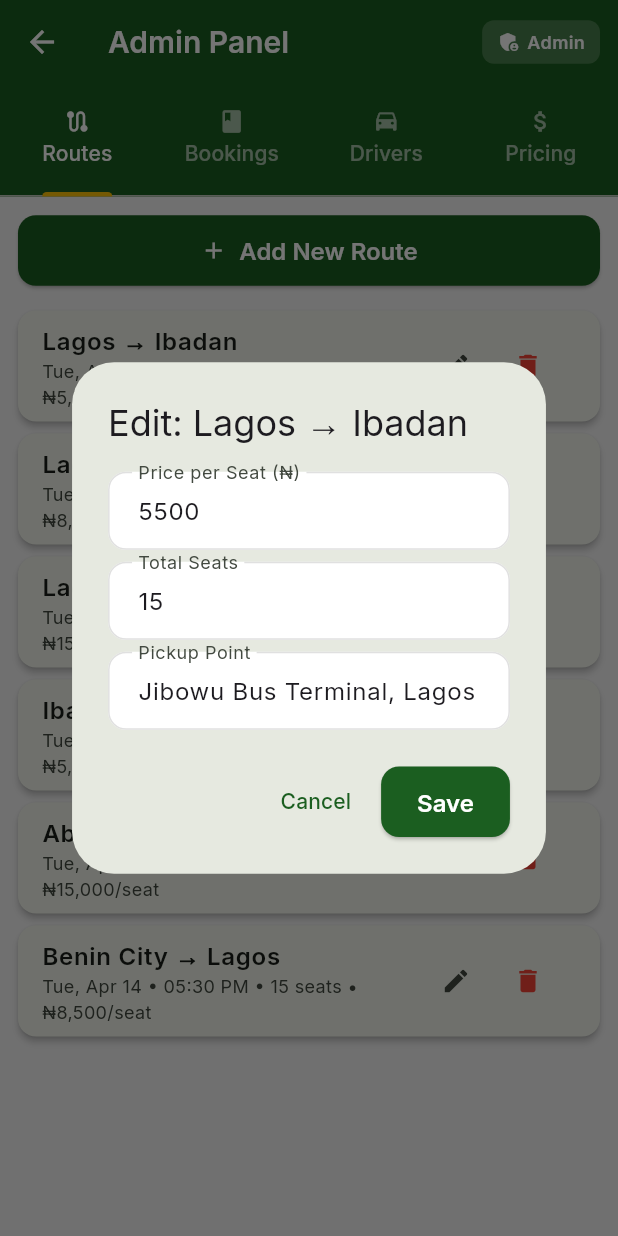
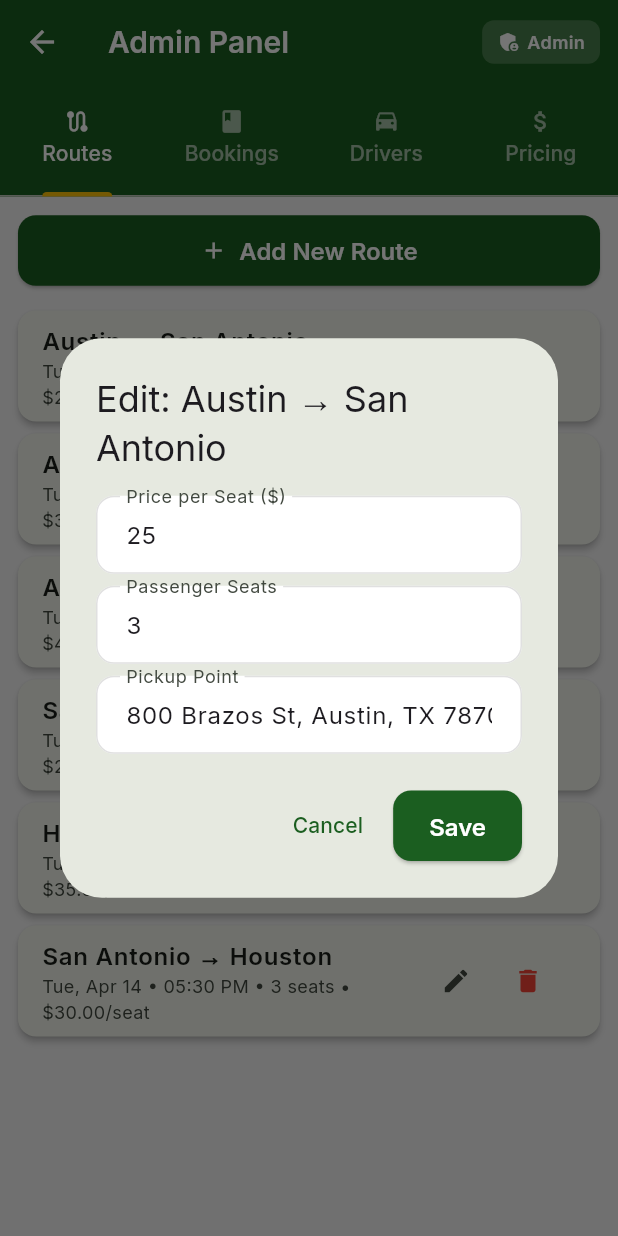
Before and after one commit to boladejr/ride_share, a Flutter app: the AdminPanelPage screen opened directly, after a tap on the "edit" icon, on a phone screen of 412 x 824 dp. Run offline on Flutter 3.47's test engine with Material 3 defaults, Android fonts, the phone set to English and light mode, and no system bars; our stand-ins replace google_fonts.

Commit message:
refactor: pivot to Texas car-sharing model with USD pricing
- Replace Nigerian cities with Texas cities (Austin, San Antonio, Houston, Dallas, Waco, El Paso)
- Change vehicle from bus (15-20 seats) to car (3 passenger seats + 1 driver)
- Update all currency from Nigerian Naira (₦) to USD ($)
- Update mock drivers with Texas-appropriate names and US phone numbers
- Update seat selection grid from 5-column bus layout to 3-seat car layout
- Replace all bus icons with car icons throughout the app
- Update landing page hero text to 'Share rides across Texas'
- Update admin panel defaults for car model (3 seats default)

Co-Authored-By: bolade.olawale1 <bolade.olawale@stu.cu.edu.ng>

```diff
--- a/lib/pages/admin_panel_page.dart
+++ b/lib/pages/admin_panel_page.dart
@@ -118,7 +118,7 @@ class _AdminPanelPageState extends State<AdminPanelPage>
                   subtitle: Text(
                     '${DateFormat('EEE, MMM d • hh:mm a').format(route.departureTime)} • '
                     '${route.totalSeats} seats • '
-                    '₦${NumberFormat('#,##0').format(route.pricePerSeat)}/seat',
+                    '\$${NumberFormat('#,##0.00').format(route.pricePerSeat)}/seat',
                     style: const TextStyle(fontSize: 12),
                   ),
                   trailing: Row(
@@ -147,7 +147,7 @@ class _AdminPanelPageState extends State<AdminPanelPage>
     final originCtrl = TextEditingController();
     final destCtrl = TextEditingController();
     final priceCtrl = TextEditingController();
-    final seatsCtrl = TextEditingController(text: '15');
+    final seatsCtrl = TextEditingController(text: '3');
     final pickupCtrl = TextEditingController();
     TimeOfDay selectedTime = TimeOfDay.now();
 
@@ -193,13 +193,13 @@ class _AdminPanelPageState extends State<AdminPanelPage>
                 ),
                 TextField(
                   controller: priceCtrl,
-                  decoration: const InputDecoration(labelText: 'Price per Seat (₦)'),
+                  decoration: const InputDecoration(labelText: 'Price per Seat (\$)'),
                   keyboardType: TextInputType.number,
                 ),
                 const SizedBox(height: 8),
                 TextField(
                   controller: seatsCtrl,
-                  decoration: const InputDecoration(labelText: 'Total Seats'),
+                  decoration: const InputDecoration(labelText: 'Passenger Seats'),
                   keyboardType: TextInputType.number,
                 ),
                 const SizedBox(height: 8),
@@ -230,7 +230,7 @@ class _AdminPanelPageState extends State<AdminPanelPage>
                   selectedTime.hour,
                   selectedTime.minute,
                 );
-                final seats = int.tryParse(seatsCtrl.text) ?? 15;
+                final seats = int.tryParse(seatsCtrl.text) ?? 3;
                 _dataService.addRoute(RouteModel(
                   id: _dataService.generateRouteId(),
                   origin: originCtrl.text,
@@ -241,7 +241,7 @@ class _AdminPanelPageState extends State<AdminPanelPage>
                   availableSeats: seats,
                   pricePerSeat: double.tryParse(priceCtrl.text) ?? 0,
                   pickupPoint: pickupCtrl.text.isEmpty
-                      ? '${originCtrl.text} Bus Terminal'
+                      ? '${originCtrl.text} Pickup Point'
                       : pickupCtrl.text,
                 ));
                 setState(() {});
@@ -272,13 +272,13 @@ class _AdminPanelPageState extends State<AdminPanelPage>
             children: [
               TextField(
                 controller: priceCtrl,
-                decoration: const InputDecoration(labelText: 'Price per Seat (₦)'),
+                decoration: const InputDecoration(labelText: 'Price per Seat (\$)'),
                 keyboardType: TextInputType.number,
               ),
               const SizedBox(height: 8),
               TextField(
                 controller: seatsCtrl,
-                decoration: const InputDecoration(labelText: 'Total Seats'),
+                decoration: const InputDecoration(labelText: 'Passenger Seats'),
                 keyboardType: TextInputType.number,
               ),
               const SizedBox(height: 8),
@@ -380,7 +380,7 @@ class _AdminPanelPageState extends State<AdminPanelPage>
                       ),
                       _bookingDetail(
                         'Amount',
-                        '₦${NumberFormat('#,##0').format(booking.totalPrice)}',
+                        '\$${NumberFormat('#,##0.00').format(booking.totalPrice)}',
                       ),
                       if (booking.paymentStatus == PaymentStatus.paid) ...[
                         const SizedBox(height: 8),
@@ -522,7 +522,7 @@ class _AdminPanelPageState extends State<AdminPanelPage>
                       crossAxisAlignment: CrossAxisAlignment.end,
                       children: [
                         Text(
-                          '₦${NumberFormat('#,##0').format(driver.totalPayout)}',
+                          '\$${NumberFormat('#,##0.00').format(driver.totalPayout)}',
                           style: GoogleFonts.inter(
                             fontWeight: FontWeight.w700,
                             color: AppTheme.primaryColor,
@@ -645,7 +645,7 @@ class _AdminPanelPageState extends State<AdminPanelPage>
               style: GoogleFonts.inter(fontWeight: FontWeight.w600),
             ),
             subtitle: Text(
-              'Current: ₦${NumberFormat('#,##0').format(route.pricePerSeat)}/seat',
+              'Current: \$${NumberFormat('#,##0.00').format(route.pricePerSeat)}/seat',
               style: const TextStyle(fontSize: 13),
             ),
             trailing: ElevatedButton(
@@ -660,8 +660,8 @@ class _AdminPanelPageState extends State<AdminPanelPage>
                     content: TextField(
                       controller: priceCtrl,
                       decoration: const InputDecoration(
-                        labelText: 'Price per Seat (₦)',
-                        prefixText: '₦ ',
+                        labelText: 'Price per Seat (\$)',
+                        prefixText: '\$ ',
                       ),
                       keyboardType: TextInputType.number,
                       autofocus: true,
@@ -683,7 +683,7 @@ class _AdminPanelPageState extends State<AdminPanelPage>
                             ScaffoldMessenger.of(context).showSnackBar(
                               SnackBar(
                                 content: Text(
-                                  'Price updated to ₦${NumberFormat('#,##0').format(newPrice)}',
+                                  'Price updated to \$${NumberFormat('#,##0.00').format(newPrice)}',
                                 ),
                                 backgroundColor: AppTheme.successColor,
                               ),
--- a/lib/pages/checkout_page.dart
+++ b/lib/pages/checkout_page.dart
@@ -131,7 +131,7 @@ class _CheckoutPageState extends State<CheckoutPage> {
                   ),
                   _summaryRow(
                     'Price per seat',
-                    '₦${NumberFormat('#,##0').format(widget.route.pricePerSeat)}',
+                    '\$${NumberFormat('#,##0.00').format(widget.route.pricePerSeat)}',
                   ),
                   const Divider(height: 24),
                   Row(
@@ -145,7 +145,7 @@ class _CheckoutPageState extends State<CheckoutPage> {
                         ),
                       ),
                       Text(
-                        '₦${NumberFormat('#,##0').format(_totalPrice)}',
+                        '\$${NumberFormat('#,##0.00').format(_totalPrice)}',
                         style: GoogleFonts.inter(
                           fontSize: 22,
                           fontWeight: FontWeight.w800,
@@ -306,7 +306,7 @@ class _CheckoutPageState extends State<CheckoutPage> {
                         ],
                       )
                     : Text(
-                        'Confirm & Pay ₦${NumberFormat('#,##0').format(_totalPrice)}',
+                        'Confirm & Pay \$${NumberFormat('#,##0.00').format(_totalPrice)}',
                       ),
               ),
             ),
--- a/lib/pages/landing_page.dart
+++ b/lib/pages/landing_page.dart
@@ -86,7 +86,7 @@ class _LandingPageState extends State<LandingPage> {
                     children: [
                       Row(
                         children: [
-                          const Icon(Icons.directions_bus, color: Colors.white, size: 36),
+                          const Icon(Icons.directions_car, color: Colors.white, size: 36),
                           const SizedBox(width: 12),
                           Text(
                             'RideShare',
@@ -118,7 +118,7 @@ class _LandingPageState extends State<LandingPage> {
                       ),
                       const SizedBox(height: 32),
                       Text(
-                        'Travel between\ncities with ease',
+                        'Share rides\nacross Texas',
                         style: GoogleFonts.inter(
                           fontSize: 36,
                           fontWeight: FontWeight.w800,
@@ -128,7 +128,7 @@ class _LandingPageState extends State<LandingPage> {
                       ),
                       const SizedBox(height: 12),
                       Text(
-                        'Book your seat in minutes. Fixed routes,\nguaranteed departures, affordable prices.',
+                        'Book a seat in minutes. Fixed routes,\nguaranteed departures, affordable prices.',
                         style: GoogleFonts.inter(
                           fontSize: 16,
                           color: Colors.white70,
--- a/lib/pages/route_search_page.dart
+++ b/lib/pages/route_search_page.dart
@@ -207,7 +207,7 @@ class _RouteCard extends StatelessWidget {
                         ),
                         const SizedBox(width: 4),
                         Text(
-                          '${route.availableSeats} seats left',
+                          '${route.availableSeats} seat${route.availableSeats != 1 ? 's' : ''} left',
                           style: TextStyle(
                             fontSize: 13,
                             fontWeight: FontWeight.w600,
@@ -222,7 +222,7 @@ class _RouteCard extends StatelessWidget {
                   const Spacer(),
                   // Price
                   Text(
-                    '₦${NumberFormat('#,##0').format(route.pricePerSeat)}',
+                    '\$${NumberFormat('#,##0.00').format(route.pricePerSeat)}',
                     style: GoogleFonts.inter(
                       fontSize: 20,
                       fontWeight: FontWeight.w800,
--- a/lib/pages/trip_confirmation_page.dart
+++ b/lib/pages/trip_confirmation_page.dart
@@ -67,7 +67,7 @@ class _TripConfirmationPageState extends State<TripConfirmationPage> {
       case TripStatus.notStarted:
         return Icons.schedule;
       case TripStatus.inProgress:
-        return Icons.directions_bus;
+        return Icons.directions_car;
       case TripStatus.completed:
         return Icons.check_circle;
     }
@@ -211,7 +211,7 @@ class _TripConfirmationPageState extends State<TripConfirmationPage> {
                   _detailRow(
                     Icons.payments,
                     'Total Paid',
-                    '₦${NumberFormat('#,##0').format(booking.totalPrice)}',
+                    '\$${NumberFormat('#,##0.00').format(booking.totalPrice)}',
                   ),
                 ],
               ),
@@ -356,7 +356,7 @@ class _TripConfirmationPageState extends State<TripConfirmationPage> {
                                 ],
                               ),
                               child: const Icon(
-                                Icons.directions_bus,
+                                Icons.directions_car,
                                 color: Colors.white,
                                 size: 16,
                               ),
--- a/lib/services/mock_data_service.dart
+++ b/lib/services/mock_data_service.dart
@@ -14,74 +14,74 @@ class MockDataService {
   final List<RouteModel> _routes = [
     RouteModel(
       id: 'route_1',
-      origin: 'Lagos',
-      destination: 'Ibadan',
+      origin: 'Austin',
+      destination: 'San Antonio',
       departureTime: DateTime.now().add(const Duration(hours: 3)),
-      duration: const Duration(hours: 2, minutes: 30),
-      totalSeats: 15,
-      availableSeats: 8,
-      pricePerSeat: 5500.0,
-      pickupPoint: 'Jibowu Bus Terminal, Lagos',
+      duration: const Duration(hours: 1, minutes: 20),
+      totalSeats: 3,
+      availableSeats: 2,
+      pricePerSeat: 25.0,
+      pickupPoint: '800 Brazos St, Austin, TX 78701',
       assignedDriverId: 'driver_1',
     ),
     RouteModel(
       id: 'route_2',
-      origin: 'Lagos',
-      destination: 'Benin City',
+      origin: 'Austin',
+      destination: 'Houston',
       departureTime: DateTime.now().add(const Duration(hours: 5)),
-      duration: const Duration(hours: 4, minutes: 15),
-      totalSeats: 15,
-      availableSeats: 12,
-      pricePerSeat: 8500.0,
-      pickupPoint: 'Ojota Motor Park, Lagos',
+      duration: const Duration(hours: 2, minutes: 45),
+      totalSeats: 3,
+      availableSeats: 3,
+      pricePerSeat: 35.0,
+      pickupPoint: '600 Congress Ave, Austin, TX 78701',
       assignedDriverId: 'driver_2',
     ),
     RouteModel(
       id: 'route_3',
-      origin: 'Lagos',
-      destination: 'Abuja',
+      origin: 'Austin',
+      destination: 'Dallas',
       departureTime: DateTime.now().add(const Duration(hours: 6)),
-      duration: const Duration(hours: 8),
-      totalSeats: 20,
-      availableSeats: 15,
-      pricePerSeat: 15000.0,
-      pickupPoint: 'Berger Bus Stop, Lagos',
+      duration: const Duration(hours: 3, minutes: 15),
+      totalSeats: 3,
+      availableSeats: 1,
+      pricePerSeat: 40.0,
+      pickupPoint: '1100 S Congress Ave, Austin, TX 78704',
       assignedDriverId: null,
     ),
     RouteModel(
       id: 'route_4',
-      origin: 'Ibadan',
-      destination: 'Lagos',
+      origin: 'San Antonio',
+      destination: 'Austin',
       departureTime: DateTime.now().add(const Duration(hours: 4)),
-      duration: const Duration(hours: 2, minutes: 30),
-      totalSeats: 15,
-      availableSeats: 5,
-      pricePerSeat: 5500.0,
-      pickupPoint: 'Iwo Road Terminal, Ibadan',
+      duration: const Duration(hours: 1, minutes: 20),
+      totalSeats: 3,
+      availableSeats: 1,
+      pricePerSeat: 25.0,
+      pickupPoint: '300 Alamo Plaza, San Antonio, TX 78205',
       assignedDriverId: 'driver_1',
     ),
     RouteModel(
       id: 'route_5',
-      origin: 'Abuja',
-      destination: 'Lagos',
+      origin: 'Houston',
+      destination: 'Austin',
       departureTime: DateTime.now().add(const Duration(hours: 8)),
-      duration: const Duration(hours: 8),
-      totalSeats: 20,
-      availableSeats: 18,
-      pricePerSeat: 15000.0,
-      pickupPoint: 'Utako Bus Station, Abuja',
+      duration: const Duration(hours: 2, minutes: 45),
+      totalSeats: 3,
+      availableSeats: 3,
+      pricePerSeat: 35.0,
+      pickupPoint: '1001 Avenida de las Americas, Houston, TX 77010',
       assignedDriverId: 'driver_3',
     ),
     RouteModel(
       id: 'route_6',
-      origin: 'Benin City',
-      destination: 'Lagos',
+      origin: 'San Antonio',
+      destination: 'Houston',
       departureTime: DateTime.now().add(const Duration(hours: 7)),
-      duration: const Duration(hours: 4, minutes: 15),
-      totalSeats: 15,
-      availableSeats: 10,
-      pricePerSeat: 8500.0,
-      pickupPoint: 'Uselu Motor Park, Benin City',
+      duration: const Duration(hours: 3),
+      totalSeats: 3,
+      availableSeats: 2,
+      pricePerSeat: 30.0,
+      pickupPoint: '100 E Houston St, San Antonio, TX 78205',
       assignedDriverId: null,
     ),
   ];
@@ -92,28 +92,28 @@ class MockDataService {
       id: 'BK-001',
       routeId: 'route_1',
       riderId: 'user_1',
-      riderName: 'Ayo Johnson',
-      origin: 'Lagos',
-      destination: 'Ibadan',
+      riderName: 'Sarah Mitchell',
+      origin: 'Austin',
+      destination: 'San Antonio',
       departureTime: DateTime.now().add(const Duration(hours: 3)),
-      seatNumbers: [3, 4],
-      totalPrice: 11000.0,
-      pickupPoint: 'Jibowu Bus Terminal, Lagos',
+      seatNumbers: [2],
+      totalPrice: 25.0,
+      pickupPoint: '800 Brazos St, Austin, TX 78701',
       tripStatus: TripStatus.notStarted,
       paymentStatus: PaymentStatus.paid,
       bookingDate: DateTime.now().subtract(const Duration(days: 1)),
     ),
     BookingModel(
       id: 'BK-002',
-      routeId: 'route_2',
+      routeId: 'route_3',
       riderId: 'user_2',
-      riderName: 'Chinedu Obi',
-      origin: 'Lagos',
-      destination: 'Benin City',
-      departureTime: DateTime.now().add(const Duration(hours: 5)),
-      seatNumbers: [1],
-      totalPrice: 8500.0,
-      pickupPoint: 'Ojota Motor Park, Lagos',
+      riderName: 'James Cooper',
+      origin: 'Austin',
+      destination: 'Dallas',
+      departureTime: DateTime.now().add(const Duration(hours: 6)),
+      seatNumbers: [1, 3],
+      totalPrice: 80.0,
+      pickupPoint: '1100 S Congress Ave, Austin, TX 78704',
       tripStatus: TripStatus.notStarted,
       paymentStatus: PaymentStatus.paid,
       bookingDate: DateTime.now().subtract(const Duration(hours: 6)),
@@ -124,38 +124,38 @@ class MockDataService {
   final List<DriverModel> _drivers = [
     DriverModel(
       id: 'driver_1',
-      name: 'Ibrahim Musa',
-      email: 'ibrahim@rideshare.com',
-      phone: '+234 801 234 5678',
+      name: 'Carlos Rivera',
+      email: 'carlos@rideshare.com',
+      phone: '+1 (512) 555-0147',
       assignedRouteIds: ['route_1', 'route_4'],
-      totalPayout: 125000.0,
+      totalPayout: 1250.0,
     ),
     DriverModel(
       id: 'driver_2',
-      name: 'Tunde Bakare',
-      email: 'tunde@rideshare.com',
-      phone: '+234 802 345 6789',
+      name: 'Mike Thompson',
+      email: 'mike@rideshare.com',
+      phone: '+1 (512) 555-0238',
       assignedRouteIds: ['route_2'],
-      totalPayout: 85000.0,
+      totalPayout: 850.0,
     ),
     DriverModel(
       id: 'driver_3',
-      name: 'Emeka Nwosu',
-      email: 'emeka@rideshare.com',
-      phone: '+234 803 456 7890',
+      name: 'David Chen',
+      email: 'david@rideshare.com',
+      phone: '+1 (713) 555-0391',
       assignedRouteIds: ['route_5'],
-      totalPayout: 200000.0,
+      totalPayout: 2000.0,
     ),
   ];
 
   // Taken seats per route (seat numbers that are booked)
   final Map<String, Set<int>> _takenSeats = {
-    'route_1': {1, 2, 3, 4, 9, 10, 14},
-    'route_2': {1, 5, 7},
-    'route_3': {2, 6, 11, 17, 20},
-    'route_4': {1, 2, 3, 4, 5, 6, 7, 8, 9, 10},
-    'route_5': {3, 12},
-    'route_6': {1, 4, 8, 13, 15},
+    'route_1': {2},
+    'route_2': {},
+    'route_3': {1, 3},
+    'route_4': {1, 2},
+    'route_5': {},
+    'route_6': {3},
   };
 
   // Trip status tracking
@@ -170,7 +170,7 @@ class MockDataService {
 
   // Cities list
   List<String> get cities =>
-      ['Lagos', 'Ibadan', 'Benin City', 'Abuja', 'Port Harcourt', 'Enugu'];
+      ['Austin', 'San Antonio', 'Houston', 'Dallas', 'Waco', 'El Paso'];
 
   // Route operations
   List<RouteModel> get routes => List.unmodifiable(_routes);
```
Also changed, not shown: lib/pages/driver_dashboard_page.dart (+4 -4 lines), lib/pages/seat_selection_page.dart (+17 -23 lines).
